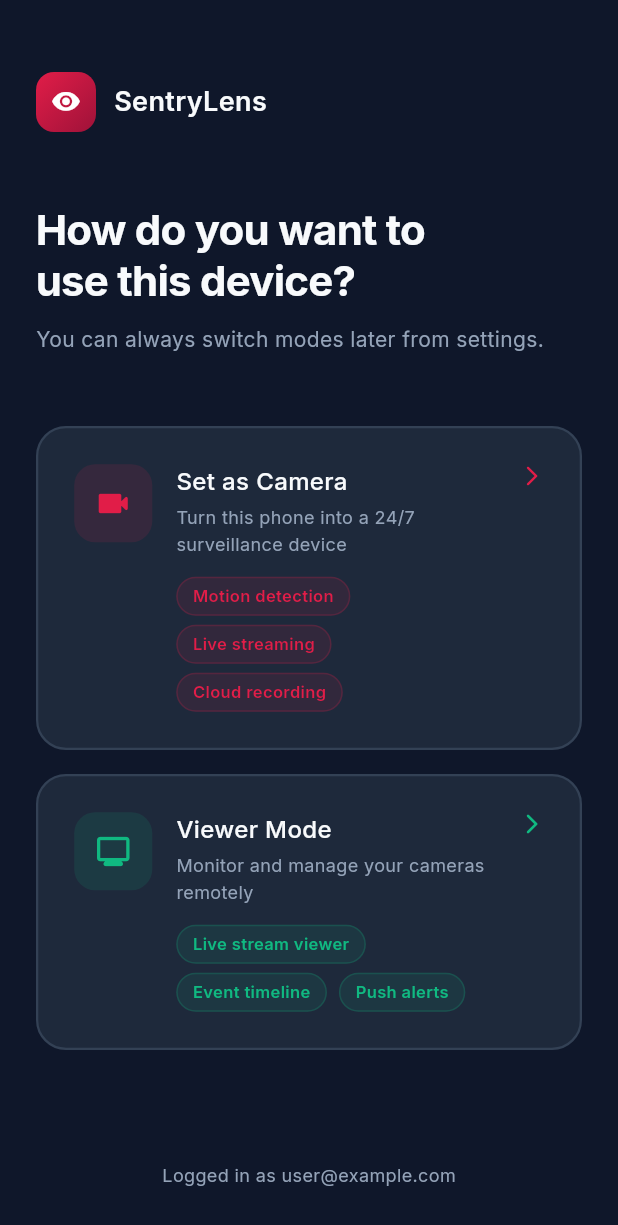
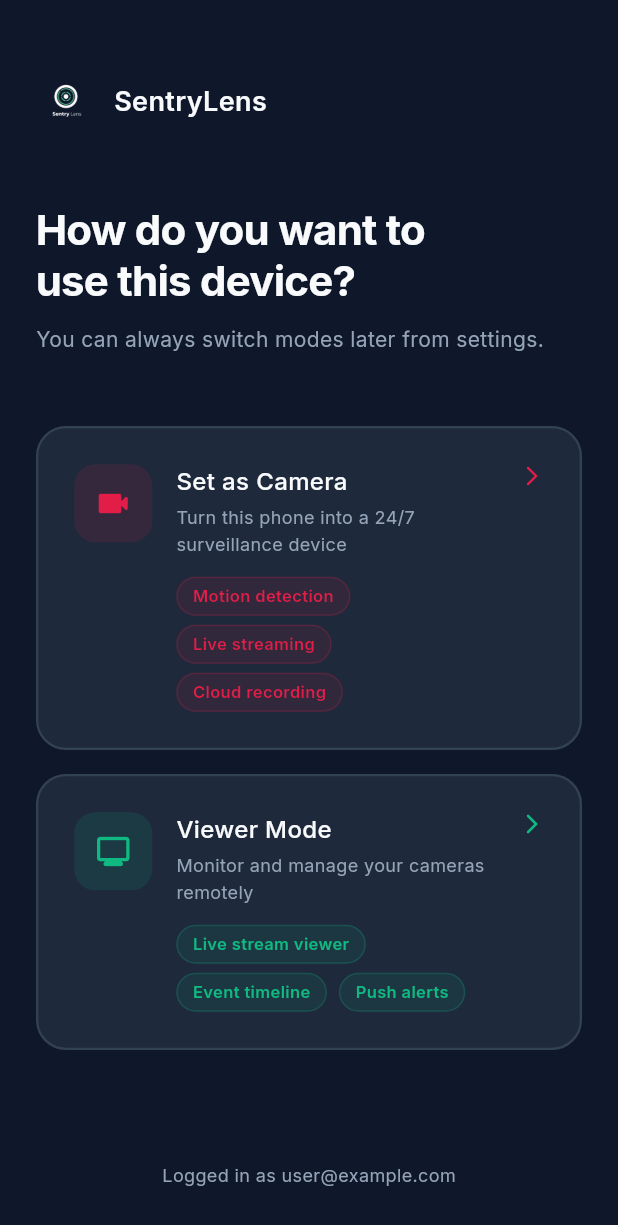
Before and after one commit to dhyankothari11/SentryLens, a Flutter app: the ModeSelectionScreen screen opened by its route, on a phone screen of 412 x 824 dp. Shown: the top 1225 px of the screen. Run offline on Flutter 3.47's test engine with Material 3 defaults, Android fonts, the phone set to English and light mode, and no system bars; our stand-ins replace go_router, google_fonts.

Commit message:
feat: integrate real SentryLens logo into Splash, Login, and Mode Selection screens

```diff
--- a/lib/features/onboarding/mode_selection_screen.dart
+++ b/lib/features/onboarding/mode_selection_screen.dart
@@ -62,17 +62,12 @@ class _ModeSelectionScreenState extends State<ModeSelectionScreen>
                 // Header
                 Row(
                   children: [
-                    Container(
+                    SizedBox(
                       width: 40,
                       height: 40,
-                      decoration: BoxDecoration(
-                        gradient: AppColors.accentGradient,
-                        borderRadius: BorderRadius.circular(12),
-                      ),
-                      child: const Icon(
-                        Icons.visibility_rounded,
-                        color: Colors.white,
-                        size: 20,
+                      child: Image.asset(
+                        'assets/images/logo_without_bg.png',
+                        fit: BoxFit.contain,
                       ),
                     ),
                     const SizedBox(width: 12),
```
Also changed, not shown: lib/core/router/app_router.dart (+84 -4 lines), lib/features/auth/screens/login_screen.dart (+7 -18 lines).
